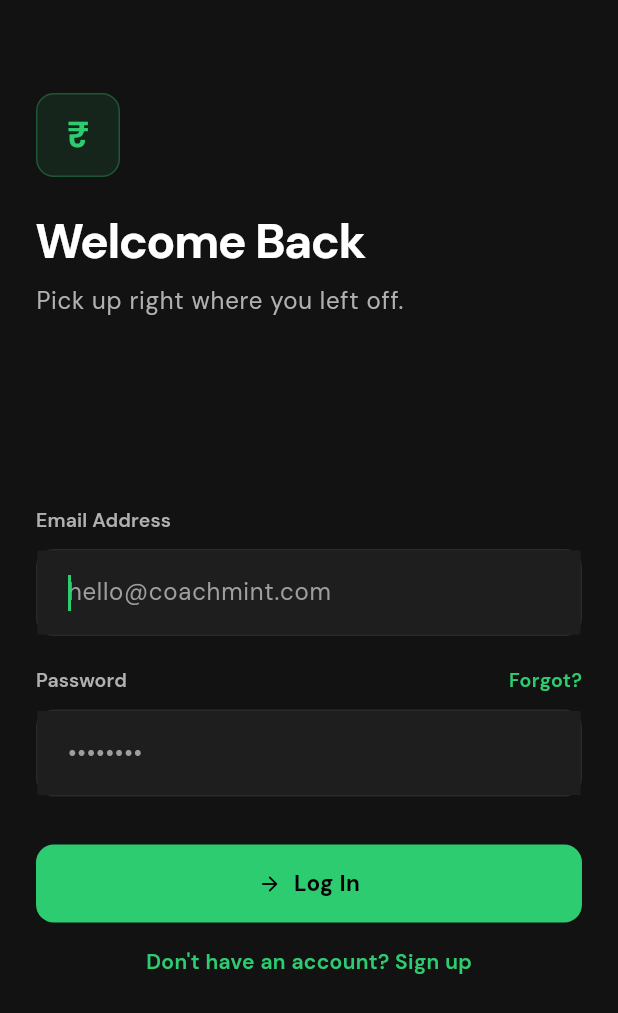
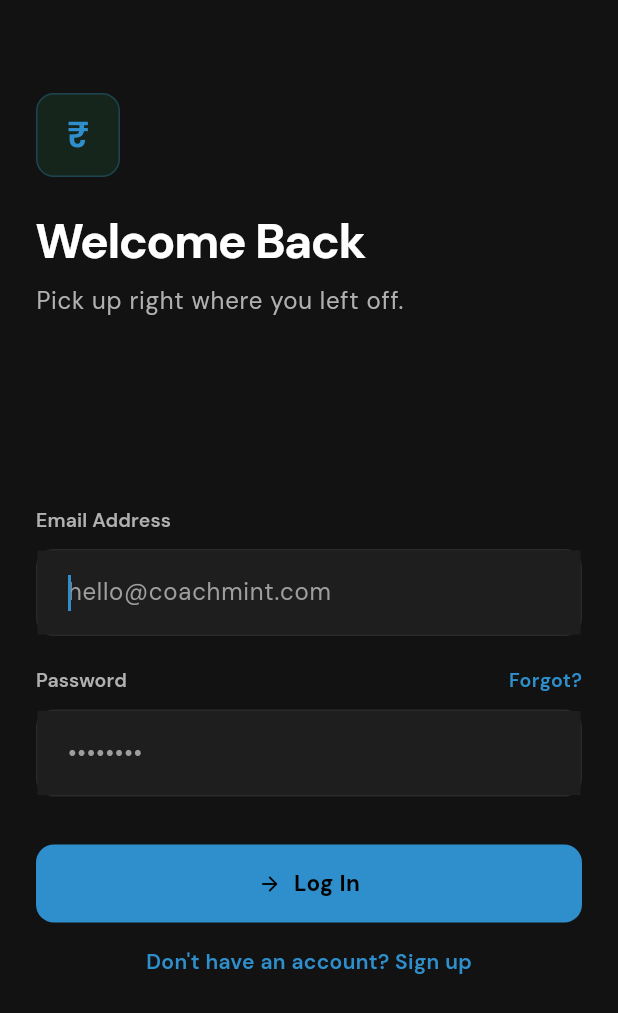
Before and after one commit to AryanKanungo/CoachMint, a Flutter app: the screen it shows after launch, on a phone screen of 412 x 824 dp. Shown: the top 1013 px of the screen. Run offline on Flutter 3.47's test engine with Material 3 defaults, Android fonts, the phone set to English and light mode, and no system bars; our stand-ins replace firebase_core, flutter_dotenv, get, go_router, google_fonts, supabase_flutter and 1 more; missing offline and left inert: telephony; accounts and stored records are empty.

Commit message:
sms final working

```diff
--- a/app/lib/utils/colors.dart
+++ b/app/lib/utils/colors.dart
@@ -22,10 +22,10 @@ class AppColors {
 
   // ── Brand / Accent ────────────────────────────────────────────
   /// Primary emerald green — CTAs, active states, positive indicators
-  static const Color primary = Color(0xFF2ECC71);
+  static const Color primary = Color(0xFF2E8FCC);
 
   /// Slightly brighter variant for glow / hover
-  static const Color primaryBright = Color(0xFF00C853);
+  static const Color primaryBright = Color(0xFF0E56A8);
 
   /// Muted emerald for backgrounds behind green elements
   static const Color primaryMuted = Color(0x1A2ECC71); // 10% opacity
--- a/app/lib/utils/routes.dart
+++ b/app/lib/utils/routes.dart
@@ -38,7 +38,7 @@ final GoRouter appRouter = GoRouter(
             state.matchedLocation == AppRoutes.register;
 
     if (!isLoggedIn && !isAuthRoute) return AppRoutes.login;
-    if (isLoggedIn  && isAuthRoute)  return AppRoutes.onboarding;
+    if (isLoggedIn  && isAuthRoute)  return AppRoutes.dashboard;
 
     return null;
   },
```
